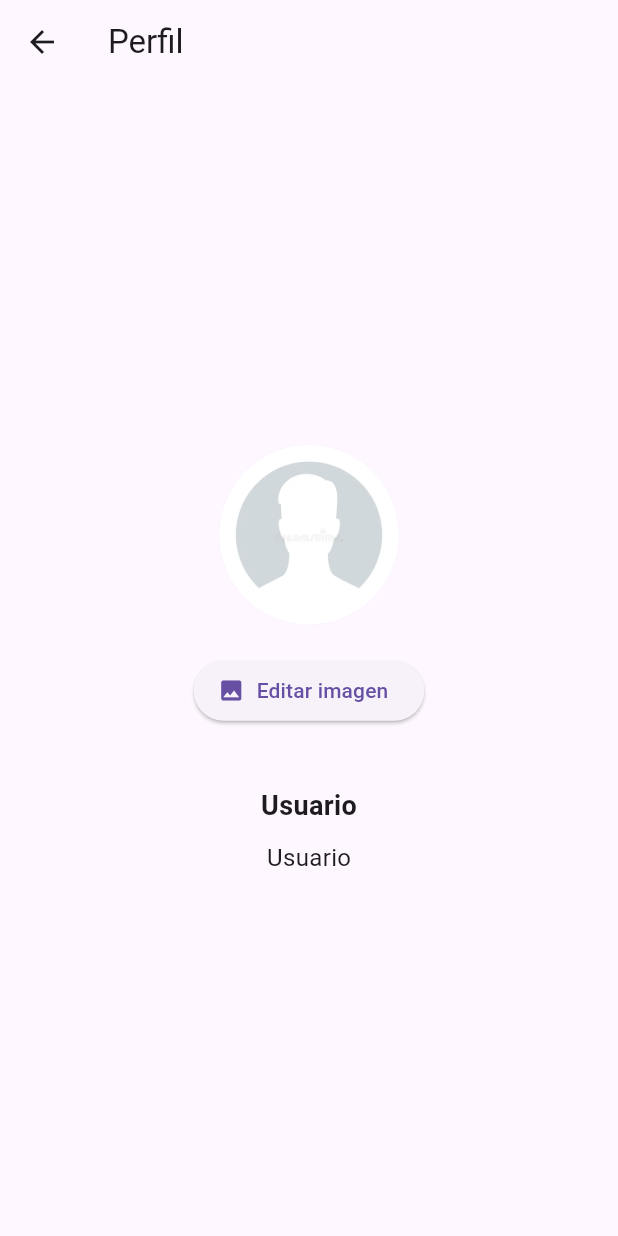
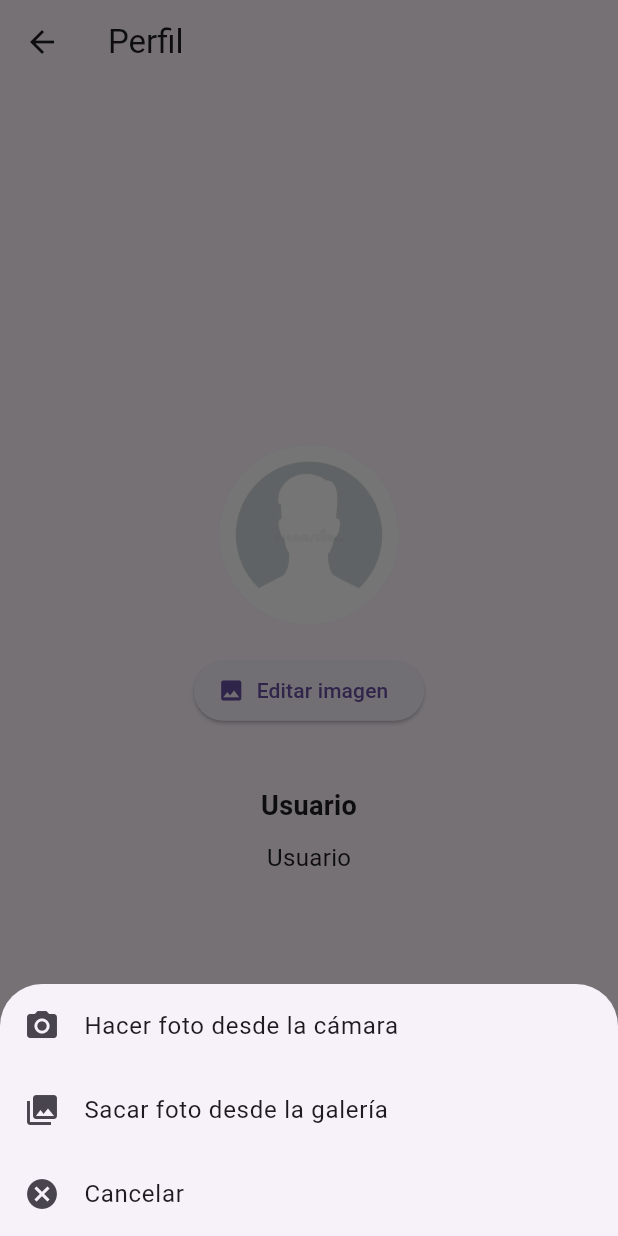
Before and after one commit to arturocev/mandangon, a Flutter app: the PerfilScreen screen opened directly, after a tap on "Editar imagen", on a phone screen of 412 x 824 dp. Run offline on Flutter 3.47's test engine with Material 3 defaults, Android fonts, the phone set to English and light mode, and no system bars; our stand-ins replace image_picker.

Commit message:
funciones de perfil completas, acabando de meter las cosas en la base de datos

```diff
--- a/lib/perfil.dart
+++ b/lib/perfil.dart
@@ -20,15 +20,13 @@ class _PerfilScreenState extends State<PerfilScreen> {
   final ImagePicker _picker = ImagePicker();
   XFile? _image;
 
-  Future<void> _pickImage() async {
-    final XFile? selectedImage =
-        await _picker.pickImage(source: ImageSource.gallery);
+  Future<void> _pickImage(ImageSource source) async {
+    final XFile? selectedImage = await _picker.pickImage(source: source);
 
     if (selectedImage != null) {
       setState(() {
         _image = selectedImage;
       });
-
       await _uploadImage(File(_image!.path));
     }
   }
@@ -38,7 +36,6 @@ class _PerfilScreenState extends State<PerfilScreen> {
       'POST',
       Uri.parse('https://192.168.126.80/guardar_foto.php'),
     );
-
     request.fields['id_usu'] = widget.userId.toString();
 
     String mimeType = lookupMimeType(imageFile.path) ?? 'image/jpeg';
@@ -59,6 +56,78 @@ class _PerfilScreenState extends State<PerfilScreen> {
     } else {
       print('Error al subir la imagen');
     }
+  }
+
+  void _showImageOptions() {
+    showModalBottomSheet(
+      context: context,
+      builder: (context) {
+        return Wrap(
+          children: [
+            ListTile(
+              leading: const Icon(Icons.camera_alt),
+              title: const Text("Hacer foto desde la cámara"),
+              onTap: () {
+                Navigator.pop(context);
+                _pickImage(ImageSource.camera);
+              },
+            ),
+            ListTile(
+              leading: const Icon(Icons.photo_library),
+              title: const Text("Sacar foto desde la galería"),
+              onTap: () {
+                Navigator.pop(context);
+                _pickImage(ImageSource.gallery);
+              },
+            ),
+            if (_image != null)
+              ListTile(
+                leading: const Icon(Icons.delete, color: Colors.red),
+                title: const Text("Eliminar foto",
+                    style: TextStyle(color: Colors.red)),
+                onTap: () {
+                  Navigator.pop(context);
+                  _confirmDeleteImage();
+                },
+              ),
+            ListTile(
+              leading: const Icon(Icons.cancel),
+              title: const Text("Cancelar"),
+              onTap: () => Navigator.pop(context),
+            ),
+          ],
+        );
+      },
+    );
+  }
+
+  void _confirmDeleteImage() {
+    showDialog(
+      context: context,
+      builder: (context) {
+        return AlertDialog(
+          title: const Text("Eliminar imagen"),
+          content: const Text(
+              "¿Estás seguro de que deseas eliminar tu foto de perfil?"),
+          actions: [
+            TextButton(
+              onPressed: () => Navigator.pop(context),
+              child: const Text("Cancelar"),
+            ),
+            TextButton(
+              onPressed: () {
+                setState(() {
+                  _image = null;
+                });
+                Navigator.pop(context);
+              },
+              child:
+                  const Text("Eliminar", style: TextStyle(color: Colors.red)),
+            ),
+          ],
+        );
+      },
+    );
   }
 
   @override
@@ -85,7 +154,7 @@ class _PerfilScreenState extends State<PerfilScreen> {
             ),
             const SizedBox(height: 20),
             ElevatedButton.icon(
-              onPressed: _pickImage,
+              onPressed: _showImageOptions,
               icon: const Icon(Icons.image),
               label: const Text("Editar imagen"),
             ),
```
Also changed, not shown: 125 other files.
